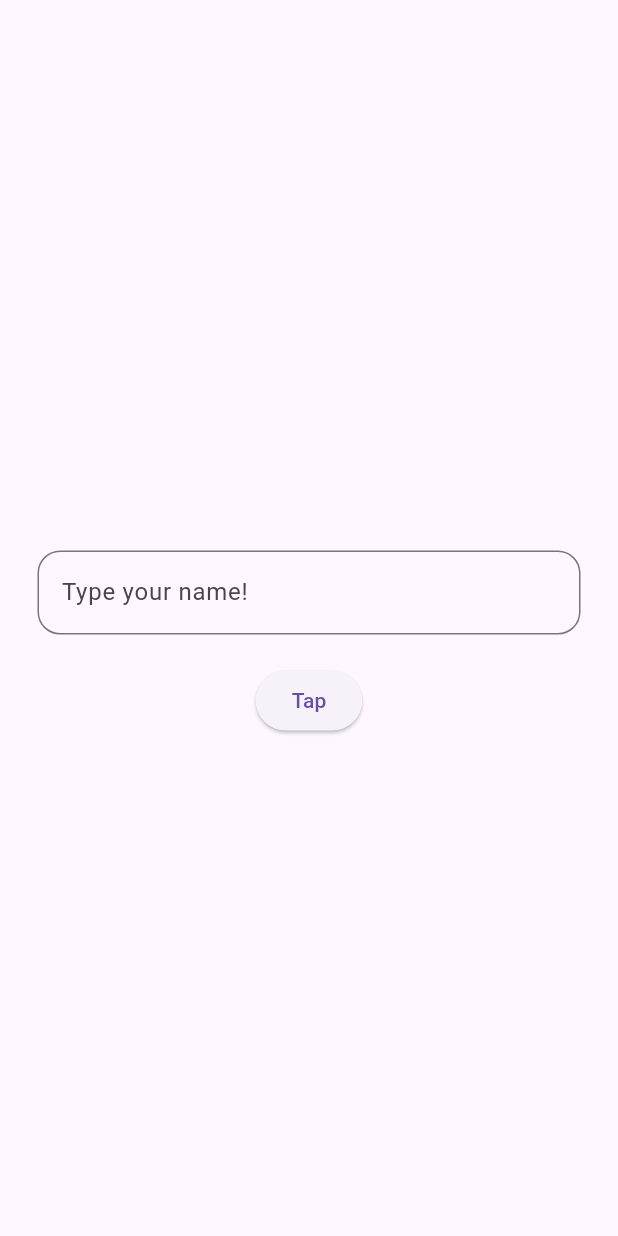
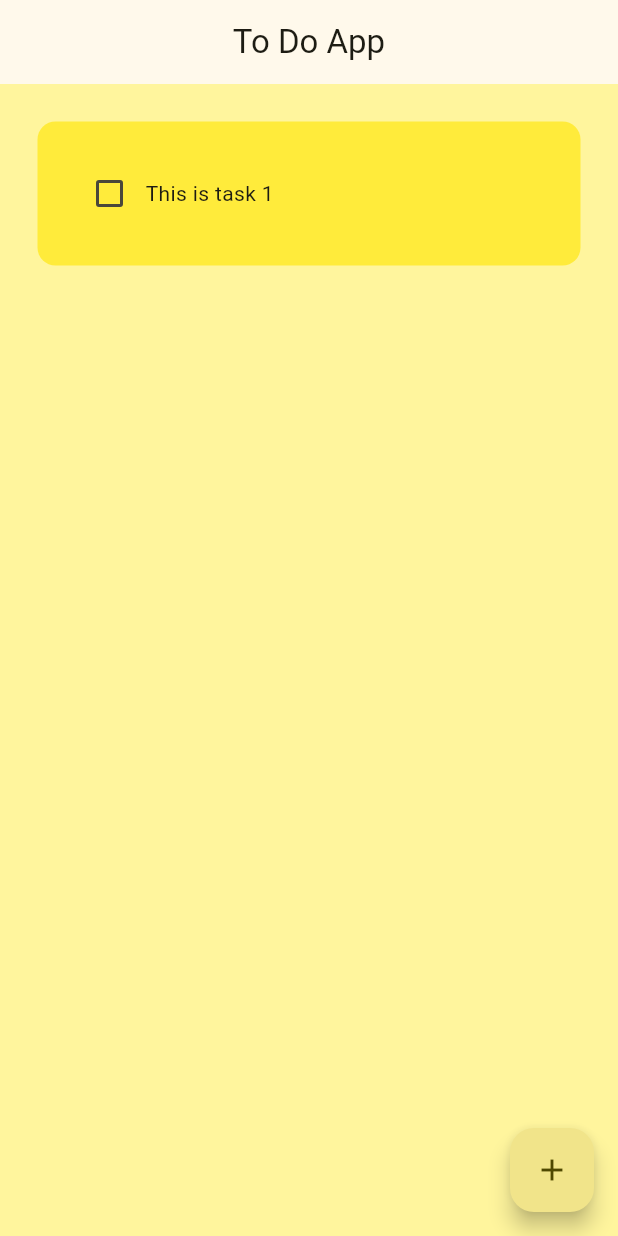
Before and after one commit to vinss-droid/flutter-beginner, a Flutter app: the screen it shows after launch, on a phone screen of 412 x 824 dp. Run offline on Flutter 3.47's test engine with Material 3 defaults, Android fonts, the light colour scheme and no system bars; drawn by our look-alikes of flutter_slidable; our stand-ins replace hive_flutter; accounts and stored records are empty.

Commit message:
todo app

```diff
--- /dev/null
+++ b/lib/data/database.dart
@@ -0,0 +1,24 @@
+import 'package:hive_flutter/hive_flutter.dart';
+
+class TodoDatabase {
+
+  List toDoList = [];
+
+  //   reference our box
+  final _myBox = Hive.box('mybox');
+
+  void createInitialData() {
+    toDoList = [
+      ['This is task 1', false]
+    ];
+  }
+
+  void loadData() {
+    toDoList = _myBox.get('TODOLIST');
+  }
+
+  void updateDatabase() {
+    _myBox.put('TODOLIST', toDoList);
+  }
+
+}
--- a/lib/main.dart
+++ b/lib/main.dart
@@ -1,7 +1,15 @@
 import 'package:flutter/material.dart';
-import 'package:flutter_beginer/pages/todo_page.dart';
+import 'package:flutter_beginer/pages/home_page.dart';
+import 'package:hive_flutter/hive_flutter.dart';
 
-void main() {
+void main() async {
+
+  // init hive
+  await Hive.initFlutter();
+
+  // open a box
+  var box = await Hive.openBox('mybox');
+
   runApp(const MyApp());
 }
 
@@ -10,9 +18,13 @@ class MyApp extends StatelessWidget {
 
   @override
   Widget build(BuildContext context) {
-    return const MaterialApp(
+    return MaterialApp(
       debugShowCheckedModeBanner: false,
-      home: TodoPage(),
+      home: HomePage(),
+      theme: ThemeData(
+        useMaterial3: true,
+        colorSchemeSeed: Colors.yellow,
+      ),
     );
   }
 }
--- /dev/null
+++ b/lib/pages/home_page.dart
@@ -0,0 +1,99 @@
+import 'package:flutter/material.dart';
+import 'package:flutter_beginer/data/database.dart';
+import 'package:flutter_beginer/util/dialog_box.dart';
+import 'package:flutter_beginer/util/todo_tile.dart';
+import 'package:hive_flutter/hive_flutter.dart';
+
+class HomePage extends StatefulWidget {
+
+  const HomePage({super.key,});
+
+  @override
+  State<HomePage> createState() => _HomePageState();
+}
+
+class _HomePageState extends State<HomePage> {
+  // reference the hive box
+  final _myBox = Hive.box('mybox');
+  TodoDatabase db = TodoDatabase();
+
+  @override
+  void initState() {
+    if(_myBox.get('TODOLIST') == null) {
+      db.createInitialData();
+    } else {
+      db.loadData();
+    }
+
+    super.initState();
+  }
+
+  final _controller = TextEditingController();
+
+  void checkBoxChanged(bool? value, int index) {
+    setState(() {
+      db.toDoList[index][1] = !db.toDoList[index][1];
+    });
+    db.updateDatabase();
+  }
+
+  void saveNewTask() {
+    setState(() {
+      db.toDoList.add([ _controller.text, false ]);
+      _controller.clear();
+    });
+    db.updateDatabase();
+    Navigator.of(context).pop();
+  }
+
+  void cancelNewTask() {
+    Navigator.of(context).pop();
+    _controller.clear();
+  }
+
+  void createNewTask() {
+    showDialog(
+      context: context,
+      builder: (context) {
+        return DialogBox(
+          controller: _controller,
+          onSave: saveNewTask,
+          onCancel: cancelNewTask,
+        );
+      }
+    );
+  }
+
+  void deleteTask(int index) {
+    setState(() {
+      db.toDoList.removeAt(index);
+    });
+    db.updateDatabase();
+  }
+
+  @override
+  Widget build(BuildContext context) {
+    return Scaffold(
+      backgroundColor: Colors.yellow[200],
+      appBar: AppBar(
+        centerTitle: true,
+        title: Text('To Do App'),
+        elevation: 0,
+      ),
+      floatingActionButton: FloatingActionButton(
+        onPressed: createNewTask,
+        child: Icon(Icons.add),
+      ),
+      body: ListView.builder(
+        itemCount: db.toDoList.length,
+        itemBuilder: (context, index) {
+          return ToDoTile(
+              taskName: db.toDoList[index][0],
+              isCompleted: db.toDoList[index][1],
+              onChanged: (value) => checkBoxChanged(value, index),
+              deleteAction: (context) => deleteTask(index),
+          );
+        }),
+    );
+  }
+}
--- a/lib/pages/todo_page.dart
+++ /dev/null
@@ -1,64 +0,0 @@
-import 'package:flutter/material.dart';
-
-class TodoPage extends StatefulWidget {
-  const TodoPage({super.key});
-
-  @override
-  State<TodoPage> createState() => _TodoPageState();
-}
-
-class _TodoPageState extends State<TodoPage> {
-  // Text Editing Controller to get access to the text field value
-  final myController = TextEditingController();
-  String greetingMessage = '';
-
-  void greetUser() {
-    String name = myController.text;
-    setState(() {
-      greetingMessage = 'Hello, $name';
-      myController.clear();
-    });
-  }
-
-  @override
-  Widget build(BuildContext context) {
-    return Scaffold(
-      body: RefreshIndicator(
-        onRefresh: (){
-          return Future.delayed(const Duration(seconds: 2));
-        },
-        child: Center(
-          child: Padding(
-            padding: const EdgeInsets.all(25.0),
-            child: Column(
-              mainAxisAlignment: MainAxisAlignment.center,
-              children: [
-                Text(
-                  greetingMessage,
-                  style: const TextStyle(fontSize: 24),
-                ),
-                TextField(
-                  controller: myController,
-                  decoration: InputDecoration(
-                    border: OutlineInputBorder(
-                      borderRadius: BorderRadius.circular(15),
-                    ),
-                    hintText: 'Type your name!',
-                  ),
-                ),
-                const SizedBox(height: 20),
-                ElevatedButton(
-                  onPressed: greetUser,
-                  style: ButtonStyle(
-
-                  ),
-                  child: const Text('Tap'),
-                ),
-              ],
-            ),
-          ),
-        ),
-      ),
-    );
-  }
-}
--- /dev/null
+++ b/lib/util/todo_tile.dart
@@ -0,0 +1,62 @@
+import 'package:flutter/material.dart';
+import 'package:flutter_slidable/flutter_slidable.dart';
+
+class ToDoTile extends StatelessWidget {
+  final String taskName;
+  final bool isCompleted;
+  Function(bool?)? onChanged;
+  Function(BuildContext)? deleteAction;
+
+  ToDoTile({
+    super.key,
+    required this.isCompleted,
+    required this.taskName,
+    required this.onChanged,
+    required this.deleteAction
+  });
+
+  @override
+  Widget build(BuildContext context) {
+    return Padding(
+      padding: const EdgeInsets.only(left: 25, right: 25, top: 25),
+      child: Slidable(
+        endActionPane: ActionPane(
+          motion: StretchMotion(),
+          children: [
+            SlidableAction(
+              onPressed: deleteAction,
+              icon: Icons.delete,
+              backgroundColor: Colors.red.shade300,
+              borderRadius: BorderRadius.circular(12),
+            )
+          ],
+        ),
+        child: Container(
+          padding: EdgeInsets.all(24),
+          decoration: BoxDecoration(
+            color: Colors.yellow,
+            borderRadius: BorderRadius.circular(12),
+          ),
+          child: Row(
+            children: [
+              // checkbox
+              Checkbox(
+                value: isCompleted,
+                onChanged: onChanged,
+                activeColor: Colors.black,
+              ),
+
+              // task name
+              Text(
+                taskName,
+                style: TextStyle(
+                  decoration: isCompleted ? TextDecoration.lineThrough : null,
+                ),
+              ),
+            ],
+          ),
+        ),
+      ),
+    );
+  }
+}
--- a/pubspec.yaml
+++ b/pubspec.yaml
@@ -34,6 +34,11 @@ dependencies:
   # The following adds the Cupertino Icons font to your application.
   # Use with the CupertinoIcons class for iOS style icons.
   cupertino_icons: ^1.0.8
+  flutter_slidable: ^3.1.2
+  hive: ^2.2.3
+  hive_flutter: ^1.1.0
+  hive_generator: ^2.0.1
+  build_runner: ^2.4.14
 
 dev_dependencies:
   flutter_test:
```
Also changed, not shown: lib/util/button.dart (added, +21 -0 lines), lib/util/dialog_box.dart (added, +53 -0 lines), pubspec.lock, 2 other files.
